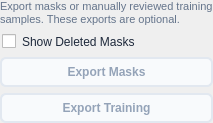
Old version of the form src/startrails/ui/step_export_artifacts.ui in the repository gkyle/startrails.
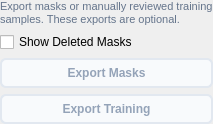
New version of the form.

What changed in the file:
```diff
--- a/src/startrails/ui/step_export_artifacts.ui
+++ b/src/startrails/ui/step_export_artifacts.ui
@@ -2,15 +2,6 @@
 <ui version="4.0">
  <class>ExportSettings</class>
  <widget class="QWidget" name="exportSettings">
-  <property name="styleSheet">
-    <string notr="true">QCheckBox {
-    font-size: 12px;
-    color: #1e293b;
-    spacing: 6px;
-    border: 2px solid transparent;
-}
-QCheckBox:focus:enabled { border-color: #0f172a; }</string>
-   </property>
   <layout class="QVBoxLayout" name="layout">
    <property name="spacing">
     <number>6</number>
```
